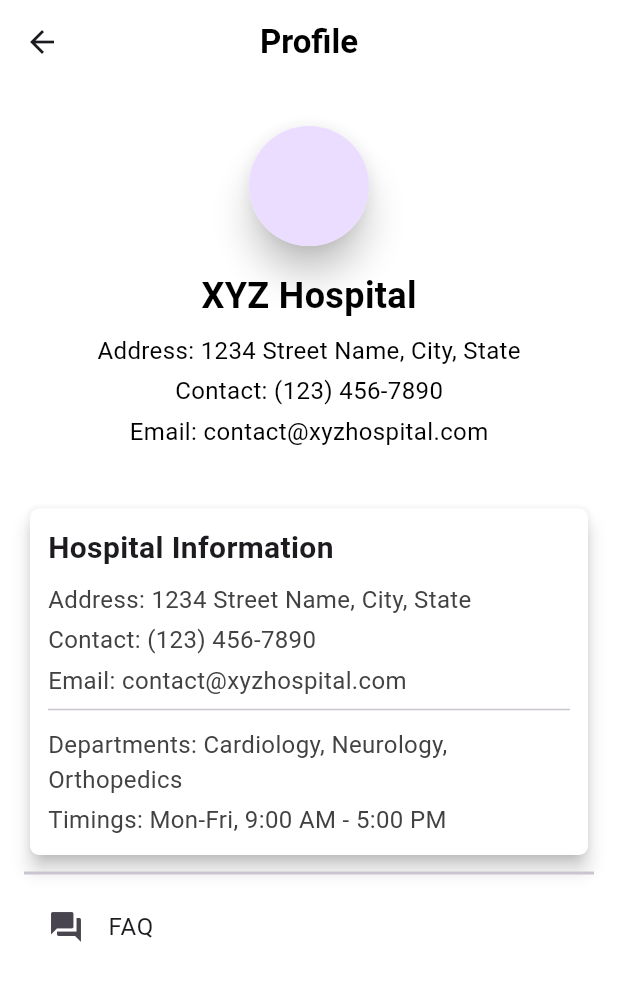
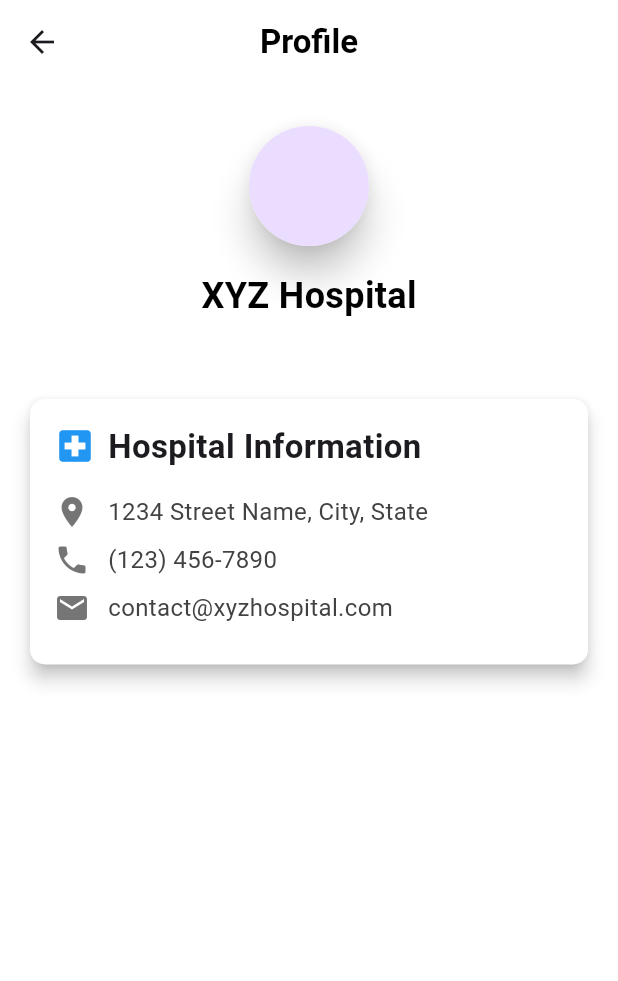
Before and after one commit to Project-Dronaid/newdronaidapp, a Flutter app: the ProfilePage screen opened directly, on a phone screen of 412 x 824 dp. Shown: the top 981 px of the screen. Run offline on Flutter 3.47's test engine with Material 3 defaults, Android fonts, the phone set to English and light mode, and no system bars; our stand-ins replace carousel_slider, cloud_firestore, firebase_auth, firebase_core, flutter_svg, geocoding and 5 more; missing offline and left inert: dart:ffi; accounts and stored records are empty.

Commit message:
modified:   lib/screens/ProfilePage.dart

```diff
--- a/lib/screens/ProfilePage.dart
+++ b/lib/screens/ProfilePage.dart
@@ -52,29 +52,7 @@ class _ProfilePageState extends State<ProfilePage> {
                         ),
                       ),
                       SizedBox(height: 8),
-                      Text(
-                        "Address: 1234 Street Name, City, State",
-                        style: TextStyle(
-                          fontSize: 16,
-                          color: Colors.black,
-                        ),
-                      ),
                       SizedBox(height: 4),
-                      Text(
-                        "Contact: (123) 456-7890",
-                        style: TextStyle(
-                          fontSize: 16,
-                          color: Colors.black,
-                        ),
-                      ),
-                      SizedBox(height: 4),
-                      Text(
-                        "Email: contact@xyzhospital.com",
-                        style: TextStyle(
-                          fontSize: 16,
-                          color: Colors.black,
-                        ),
-                      ),
                     ],
                   ),
                 ),
@@ -83,59 +61,54 @@ class _ProfilePageState extends State<ProfilePage> {
               Column(
                 children: [
                   Card(
-                    color: Color.fromARGB(255, 255, 255, 255),
+                    color: Colors.white,
                     elevation: 5,
                     shape: RoundedRectangleBorder(
-                      borderRadius: BorderRadius.circular(6),
+                      borderRadius: BorderRadius.circular(10),
                     ),
                     child: Padding(
-                      padding: const EdgeInsets.all(12.0),
+                      padding: const EdgeInsets.all(16.0),
                       child: Column(
                         crossAxisAlignment: CrossAxisAlignment.start,
                         children: [
+                          const Row(
+                            children: [
+                              Icon(Icons.local_hospital,
+                                  color: Colors.blue, size: 28),
+                              SizedBox(width: 8),
                               Text(
                                 'Hospital Information',
                                 style: TextStyle(
-                              fontSize: 20,
+
+                                  fontSize: 22,
                                   fontWeight: FontWeight.bold,
                                 ),
                               ),
-                          SizedBox(height: 8),
-                          Text(
-                            'Address: 1234 Street Name, City, State',
+                            ],
+                          ),
+                          const SizedBox(height: 16),
+                          Row(
+                            children: [
+                              Icon(Icons.location_on, color: Colors.grey[600]),
+                              const SizedBox(width: 12),
+                              Expanded(
+                                child: Text(
+                                  '1234 Street Name, City, State',
                                   style: TextStyle(
                                     fontSize: 16,
                                     color: Colors.grey[800],
                                   ),
                                 ),
-                          SizedBox(height: 4),
+                              ),
+                            ],
+                          ),
+                          const SizedBox(height: 8),
+                          Row(
+                            children: [
+                              Icon(Icons.phone, color: Colors.grey[600]),
+                              const SizedBox(width: 12),
                               Text(
-                            'Contact: (123) 456-7890',
-                            style: TextStyle(
-                              fontSize: 16,
-                              color: Colors.grey[800],
-                            ),
-                          ),
-                          SizedBox(height: 4),
-                          Text(
-                            'Email: contact@xyzhospital.com',
-                            style: TextStyle(
-                              fontSize: 16,
-                              color: Colors.grey[800],
-                            ),
-                          ),
-                          Divider(),
-                          SizedBox(height: 4),
-                          Text(
-                            'Departments: Cardiology, Neurology, Orthopedics',
-                            style: TextStyle(
-                              fontSize: 16,
-                              color: Colors.grey[800],
-                            ),
-                          ),
-                          SizedBox(height: 4),
-                          Text(
-                            'Timings: Mon-Fri, 9:00 AM - 5:00 PM',
+                                '(123) 456-7890',
                                 style: TextStyle(
                                   fontSize: 16,
                                   color: Colors.grey[800],
@@ -143,18 +116,32 @@ class _ProfilePageState extends State<ProfilePage> {
                               ),
                             ],
                           ),
+                          const SizedBox(height: 8),
+                          Row(
+                            children: [
+                              Icon(Icons.email, color: Colors.grey[600]),
+                              const SizedBox(width: 12),
+                              Expanded(
+                                child: Text(
+                                  'contact@xyzhospital.com',
+                                  style: TextStyle(
+                                    fontSize: 16,
+                                    color: Colors.grey[800],
                                   ),
                                 ),
-                  const Divider(thickness: 2,),
-                  ListTile(
-                    leading: const Icon(Icons.question_answer),
-                    title: const Text('FAQ'),
-                    onTap: () {
-                      print('FAQ tapped');
-                    },
+                              ),
+                            ],
+                          ),
+
+
+
+                          const SizedBox(height: 10),
+
+                        ],
+                      ),
+                    ),
                   ),
                   const SizedBox(height: 24),
-
                 ],
               ),
             ],
```
Lines whose indentation alone changed are shown as unchanged.
